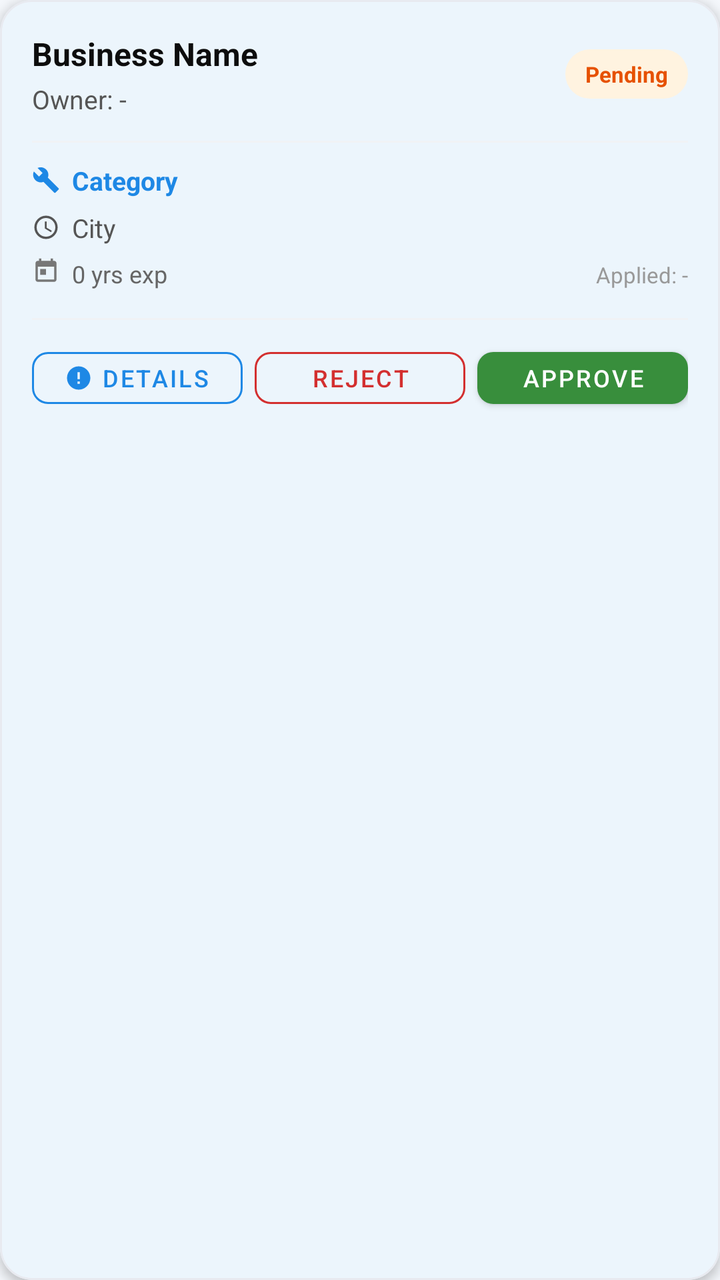
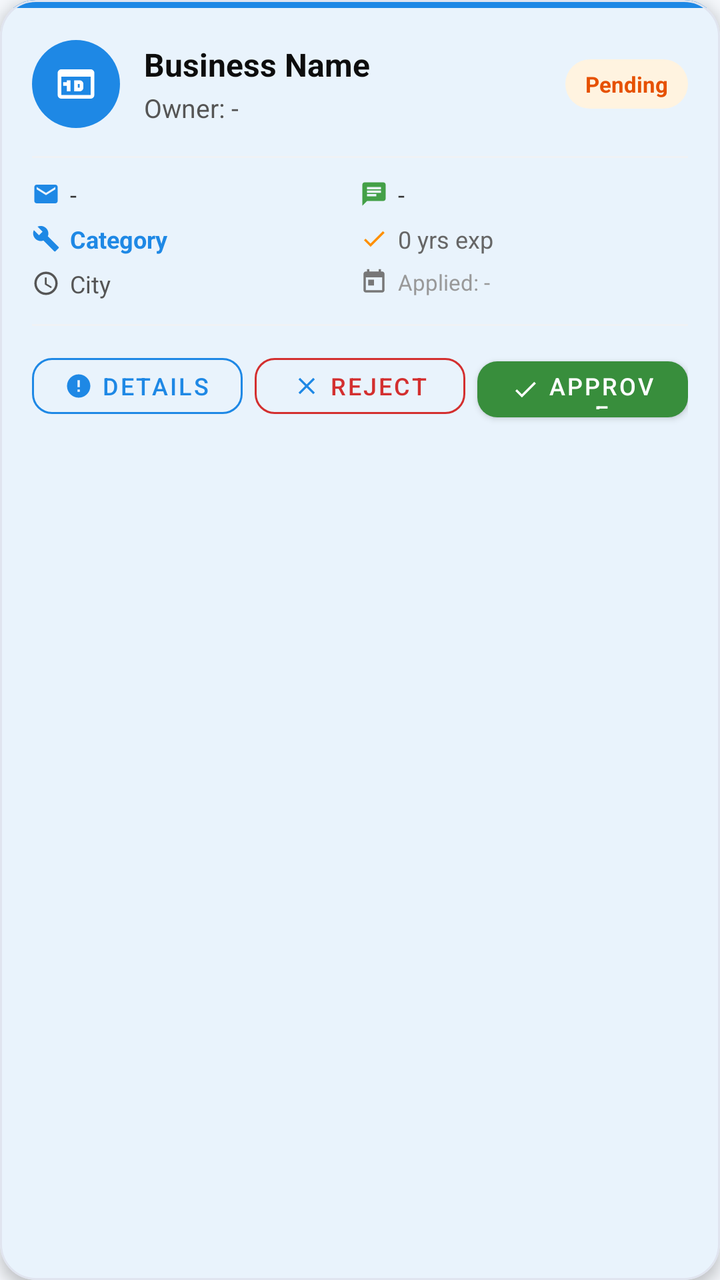

Compare the two renders of this Android layout. The source of the first and the diff that turns it into the second are given below.
<!-- AndroidManifest.xml: application theme Theme.QuickFix -->
<!-- res/layout/item_provider_application_card.xml -->
<?xml version="1.0" encoding="utf-8"?>
<com.google.android.material.card.MaterialCardView
    xmlns:android="http://schemas.android.com/apk/res/android"
    xmlns:app="http://schemas.android.com/apk/res-auto"
    android:id="@+id/cardRoot"
    android:layout_width="match_parent"
    android:layout_height="wrap_content"
    android:layout_marginStart="14dp"
    android:layout_marginEnd="14dp"
    android:layout_marginBottom="12dp"
    android:layout_marginTop="4dp"
    app:cardCornerRadius="16dp"
    app:cardElevation="3dp"
    app:cardBackgroundColor="@color/card_bg"
    app:strokeColor="#E8EAF0"
    app:strokeWidth="1dp">

    <LinearLayout
        android:layout_width="match_parent"
        android:layout_height="wrap_content"
        android:orientation="vertical"
        android:padding="16dp">

        
        <LinearLayout
            android:layout_width="match_parent"
            android:layout_height="wrap_content"
            android:orientation="horizontal"
            android:gravity="center_vertical">

            <LinearLayout
                android:layout_width="0dp"
                android:layout_height="wrap_content"
                android:layout_weight="1"
                android:orientation="vertical"
                android:layout_marginEnd="8dp">

                <TextView
                    android:id="@+id/tvBusinessName"
                    android:layout_width="match_parent"
                    android:layout_height="wrap_content"
                    android:textColor="#0D0D0D"
                    android:textSize="16sp"
                    android:textStyle="bold"
                    android:ellipsize="end"
                    android:maxLines="1"
                    android:text="Business Name" />

                <TextView
                    android:id="@+id/tvOwnerName"
                    android:layout_width="match_parent"
                    android:layout_height="wrap_content"
                    android:layout_marginTop="3dp"
                    android:textColor="#555555"
                    android:textSize="13sp"
                    android:ellipsize="end"
                    android:maxLines="1"
                    android:text="Owner: -" />
            </LinearLayout>

            <TextView
                android:id="@+id/tvStatus"
                android:layout_width="wrap_content"
                android:layout_height="wrap_content"
                android:textSize="11sp"
                android:textStyle="bold"
                android:paddingHorizontal="10dp"
                android:paddingVertical="5dp"
                android:text="Pending"
                android:background="@drawable/bg_status_pending"
                android:textColor="#E65100"
                android:maxLines="1" />
        </LinearLayout>

        
        <View
            android:layout_width="match_parent"
            android:layout_height="1dp"
            android:layout_marginTop="12dp"
            android:layout_marginBottom="10dp"
            android:background="#F0F2F5" />

        
        <LinearLayout
            android:layout_width="match_parent"
            android:layout_height="wrap_content"
            android:orientation="horizontal"
            android:gravity="center_vertical"
            android:layout_marginBottom="6dp">

            <ImageView
                android:layout_width="14dp"
                android:layout_height="14dp"
                android:src="@drawable/ic_services"
                app:tint="#1E88E5"
                android:layout_marginEnd="6dp" />

            <TextView
                android:id="@+id/tvCategory"
                android:layout_width="0dp"
                android:layout_height="wrap_content"
                android:layout_weight="1"
                android:textColor="#1E88E5"
                android:textSize="13sp"
                android:textStyle="bold"
                android:maxLines="1"
                android:ellipsize="end"
                android:text="Category" />
        </LinearLayout>

        
        <LinearLayout
            android:layout_width="match_parent"
            android:layout_height="wrap_content"
            android:orientation="horizontal"
            android:gravity="center_vertical"
            android:layout_marginBottom="6dp">

            <ImageView
                android:layout_width="14dp"
                android:layout_height="14dp"
                android:src="@drawable/ic_location"
                app:tint="#555555"
                android:layout_marginEnd="6dp" />

            <TextView
                android:id="@+id/tvCity"
                android:layout_width="wrap_content"
                android:layout_height="wrap_content"
                android:textColor="#555555"
                android:textSize="13sp"
                android:maxLines="1"
                android:ellipsize="end"
                android:text="City" />
        </LinearLayout>

        
        <LinearLayout
            android:layout_width="match_parent"
            android:layout_height="wrap_content"
            android:orientation="horizontal"
            android:layout_marginBottom="2dp">

            <ImageView
                android:layout_width="14dp"
                android:layout_height="14dp"
                android:src="@drawable/ic_calendar"
                app:tint="#777777"
                android:layout_marginEnd="6dp" />

            <TextView
                android:id="@+id/tvExperience"
                android:layout_width="0dp"
                android:layout_height="wrap_content"
                android:layout_weight="1"
                android:textColor="#666666"
                android:textSize="12sp"
                android:text="0 yrs exp" />

            <TextView
                android:id="@+id/tvDate"
                android:layout_width="wrap_content"
                android:layout_height="wrap_content"
                android:textColor="#999999"
                android:textSize="11sp"
                android:text="Applied: -" />
        </LinearLayout>

        
        <View
            android:layout_width="match_parent"
            android:layout_height="1dp"
            android:layout_marginTop="12dp"
            android:layout_marginBottom="10dp"
            android:background="#F0F2F5" />

        
        <LinearLayout
            android:layout_width="match_parent"
            android:layout_height="wrap_content"
            android:orientation="horizontal">

            <com.google.android.material.button.MaterialButton
                android:id="@+id/btnDetails"
                style="@style/Widget.MaterialComponents.Button.OutlinedButton"
                android:layout_width="0dp"
                android:layout_height="38dp"
                android:layout_weight="1"
                android:layout_marginEnd="6dp"
                android:text="Details"
                android:textColor="@color/primary"
                android:textSize="12sp"
                app:cornerRadius="8dp"
                app:strokeColor="@color/primary"
                app:strokeWidth="1dp"
                app:icon="@drawable/ic_info"
                app:iconSize="14dp"
                app:iconPadding="4dp"
                app:iconGravity="textStart" />

            <com.google.android.material.button.MaterialButton
                android:id="@+id/btnReject"
                style="@style/Widget.MaterialComponents.Button.OutlinedButton"
                android:layout_width="0dp"
                android:layout_height="38dp"
                android:layout_weight="1"
                android:layout_marginEnd="6dp"
                android:text="Reject"
                android:textColor="#D32F2F"
                android:textSize="12sp"
                app:cornerRadius="8dp"
                app:strokeColor="#D32F2F"
                app:strokeWidth="1dp" />

            <com.google.android.material.button.MaterialButton
                android:id="@+id/btnApprove"
                style="@style/Widget.MaterialComponents.Button"
                android:layout_width="0dp"
                android:layout_height="38dp"
                android:layout_weight="1"
                android:text="Approve"
                android:textColor="@color/white"
                android:textSize="12sp"
                app:backgroundTint="#388E3C"
                app:cornerRadius="8dp" />
        </LinearLayout>

    </LinearLayout>
</com.google.android.material.card.MaterialCardView>
<!-- resources referenced by this layout -->
<resources>
  <color name="card_bg">#FFFFFF</color>
  <color name="primary">#1E88E5</color>
  <color name="white">#FFFFFFFF</color>
  <!-- drawable bg_status_pending (drawable) -->
  <?xml version="1.0" encoding="utf-8"?>
  <shape xmlns:android="http://schemas.android.com/apk/res/android"
      android:shape="rectangle">
      <solid android:color="#FFF3E0" />
      <corners android:radius="20dp" />
      <padding
          android:left="10dp"
          android:top="4dp"
          android:right="10dp"
          android:bottom="4dp" />
  </shape>
  <!-- drawable ic_info (drawable) -->
  <vector xmlns:android="http://schemas.android.com/apk/res/android"
      android:width="24dp"
      android:height="24dp"
      android:viewportWidth="24"
      android:viewportHeight="24">
      <path
          android:fillColor="#FFFFFF"
          android:pathData="M12,2C6.48,2 2,6.48 2,12s4.48,10 10,10 10,-4.48 10,-10S17.52,2 12,2zM13,17h-2v-2h2v2zM13,13h-2L11,7h2v6z"/>
  </vector>
  <style name="Theme.QuickFix" parent="Base.Theme.QuickFix" />
  <color name="primary_dark">#1565C0</color>
  <color name="accent_green">#43A047</color>
  <color name="screen_background">#F4F7FB</color>
  <color name="text_primary">#1A1A2E</color>
  <style name="Theme.QuickFix.BottomSheet" parent="ThemeOverlay.Material3.BottomSheetDialog">
          <item name="colorSurface">@color/card_bg</item>
          <item name="colorOnSurface">@color/text_primary</item>
          <item name="android:colorBackground">@color/card_bg</item>
      </style>
  <!-- unchanged entries left out for length: 4 -->
</resources>

<!-- the commit's change to res/layout/item_provider_application_card.xml (unified diff, before → after) -->
@@ -9,221 +9,274 @@
     android:layout_marginEnd="14dp"
     android:layout_marginBottom="12dp"
     android:layout_marginTop="4dp"
-    app:cardCornerRadius="16dp"
-    app:cardElevation="3dp"
+    app:cardCornerRadius="18dp"
+    app:cardElevation="4dp"
     app:cardBackgroundColor="@color/card_bg"
-    app:strokeColor="#E8EAF0"
+    app:strokeColor="#E0E4EF"
     app:strokeWidth="1dp">
 
     <LinearLayout
         android:layout_width="match_parent"
         android:layout_height="wrap_content"
-        android:orientation="vertical"
-        android:padding="16dp">
+        android:orientation="vertical">
 
         
+        <View
+            android:id="@+id/cardAccentStrip"
+            android:layout_width="match_parent"
+            android:layout_height="4dp"
+            android:background="@color/primary" />
+
         <LinearLayout
             android:layout_width="match_parent"
             android:layout_height="wrap_content"
-            android:orientation="horizontal"
-            android:gravity="center_vertical">
-
+            android:orientation="vertical"
+            android:padding="16dp">
+
+            
             <LinearLayout
-                android:layout_width="0dp"
+                android:layout_width="match_parent"
                 android:layout_height="wrap_content"
-                android:layout_weight="1"
-                android:orientation="vertical"
-                android:layout_marginEnd="8dp">
+                android:orientation="horizontal"
+                android:gravity="center_vertical"
+                android:layout_marginBottom="6dp">
+
+                <FrameLayout
+                    android:layout_width="44dp"
+                    android:layout_height="44dp"
+                    android:background="@drawable/bg_category_blue"
+                    android:layout_marginEnd="12dp">
+                    <ImageView
+                        android:layout_width="22dp"
+                        android:layout_height="22dp"
+                        android:layout_gravity="center"
+                        android:src="@drawable/ic_business"
+                        app:tint="@color/white" />
+                </FrameLayout>
+
+                <LinearLayout
+                    android:layout_width="0dp"
+                    android:layout_height="wrap_content"
+                    android:layout_weight="1"
+                    android:orientation="vertical"
+                    android:layout_marginEnd="8dp">
+
+                    <TextView
+                        android:id="@+id/tvBusinessName"
+                        android:layout_width="match_parent"
+                        android:layout_height="wrap_content"
+                        android:textColor="#0D0D0D"
+                        android:textSize="16sp"
+                        android:textStyle="bold"
+                        android:ellipsize="end"
+                        android:maxLines="1"
+                        android:text="Business Name" />
+
+                    <TextView
+                        android:id="@+id/tvOwnerName"
+                        android:layout_width="match_parent"
+                        android:layout_height="wrap_content"
+                        android:layout_marginTop="2dp"
+                        android:textColor="#555555"
+                        android:textSize="13sp"
+                        android:ellipsize="end"
+                        android:maxLines="1"
+                        android:text="Owner: -" />
+                </LinearLayout>
 
                 <TextView
-                    android:id="@+id/tvBusinessName"
-                    android:layout_width="match_parent"
+                    android:id="@+id/tvStatus"
+                    android:layout_width="wrap_content"
                     android:layout_height="wrap_content"
-                    android:textColor="#0D0D0D"
-                    android:textSize="16sp"
+                    android:textSize="11sp"
                     android:textStyle="bold"
-                    android:ellipsize="end"
-                    android:maxLines="1"
-                    android:text="Business Name" />
-
-                <TextView
-                    android:id="@+id/tvOwnerName"
-                    android:layout_width="match_parent"
-                    android:layout_height="wrap_content"
-                    android:layout_marginTop="3dp"
-                    android:textColor="#555555"
-                    android:textSize="13sp"
-                    android:ellipsize="end"
-                    android:maxLines="1"
-                    android:text="Owner: -" />
-            </LinearLayout>
-
-            <TextView
-                android:id="@+id/tvStatus"
-                android:layout_width="wrap_content"
+                    android:paddingHorizontal="10dp"
+                    android:paddingVertical="5dp"
+                    android:text="Pending"
+                    android:background="@drawable/bg_status_pending"
+                    android:textColor="#E65100"
+                    android:maxLines="1" />
+            </LinearLayout>
+
+            
+            <View android:layout_width="match_parent" android:layout_height="1dp"
+                android:background="#F0F2F5"
+                android:layout_marginTop="8dp" android:layout_marginBottom="10dp" />
+
+            
+            <LinearLayout android:layout_width="match_parent" android:layout_height="wrap_content"
+                android:orientation="horizontal" android:layout_marginBottom="6dp">
+
+                
+                <LinearLayout android:layout_width="0dp" android:layout_height="wrap_content"
+                    android:layout_weight="1" android:orientation="horizontal"
+                    android:gravity="center_vertical" android:paddingEnd="8dp">
+                    <ImageView android:layout_width="14dp" android:layout_height="14dp"
+                        android:src="@drawable/ic_email" app:tint="#1E88E5"
+                        android:layout_marginEnd="5dp" />
+                    <TextView
+                        android:id="@+id/tvEmail"
+                        android:layout_width="0dp" android:layout_height="wrap_content"
+                        android:layout_weight="1"
+                        android:textColor="#333333" android:textSize="12sp"
+                        android:maxLines="1" android:ellipsize="end"
+                        android:text="-" />
+                </LinearLayout>
+
+                
+                <LinearLayout android:layout_width="0dp" android:layout_height="wrap_content"
+                    android:layout_weight="1" android:orientation="horizontal"
+                    android:gravity="center_vertical">
+                    <ImageView android:layout_width="14dp" android:layout_height="14dp"
+                        android:src="@drawable/ic_messages" app:tint="#43A047"
+                        android:layout_marginEnd="5dp" />
+                    <TextView
+                        android:id="@+id/tvPhone"
+                        android:layout_width="0dp" android:layout_height="wrap_content"
+                        android:layout_weight="1"
+                        android:textColor="#333333" android:textSize="12sp"
+                        android:maxLines="1" android:ellipsize="end"
+                        android:text="-" />
+                </LinearLayout>
+            </LinearLayout>
+
+            <LinearLayout android:layout_width="match_parent" android:layout_height="wrap_content"
+                android:orientation="horizontal" android:layout_marginBottom="6dp">
+
+                
+                <LinearLayout android:layout_width="0dp" android:layout_height="wrap_content"
+                    android:layout_weight="1" android:orientation="horizontal"
+                    android:gravity="center_vertical" android:paddingEnd="8dp">
+                    <ImageView android:layout_width="14dp" android:layout_height="14dp"
+                        android:src="@drawable/ic_services" app:tint="#1E88E5"
+                        android:layout_marginEnd="5dp" />
+                    <TextView
+                        android:id="@+id/tvCategory"
+                        android:layout_width="0dp" android:layout_height="wrap_content"
+                        android:layout_weight="1"
+                        android:textColor="#1E88E5" android:textSize="12sp"
+                        android:textStyle="bold"
+                        android:maxLines="1" android:ellipsize="end"
+                        android:text="Category" />
+                </LinearLayout>
+
+                
+                <LinearLayout android:layout_width="0dp" android:layout_height="wrap_content"
+                    android:layout_weight="1" android:orientation="horizontal"
+                    android:gravity="center_vertical">
+                    <ImageView android:layout_width="14dp" android:layout_height="14dp"
+                        android:src="@drawable/ic_approval" app:tint="#FF8F00"
+                        android:layout_marginEnd="5dp" />
+                    <TextView
+                        android:id="@+id/tvExperience"
+                        android:layout_width="0dp" android:layout_height="wrap_content"
+                        android:layout_weight="1"
+                        android:textColor="#666666" android:textSize="12sp"
+                        android:maxLines="1"
+                        android:text="0 yrs exp" />
+                </LinearLayout>
+            </LinearLayout>
+
+            <LinearLayout android:layout_width="match_parent" android:layout_height="wrap_content"
+                android:orientation="horizontal" android:layout_marginBottom="4dp">
+
+                
+                <LinearLayout android:layout_width="0dp" android:layout_height="wrap_content"
+                    android:layout_weight="1" android:orientation="horizontal"
+                    android:gravity="center_vertical" android:paddingEnd="8dp">
+                    <ImageView android:layout_width="14dp" android:layout_height="14dp"
+                        android:src="@drawable/ic_location" app:tint="#555555"
+                        android:layout_marginEnd="5dp" />
+                    <TextView
+                        android:id="@+id/tvCity"
+                        android:layout_width="0dp" android:layout_height="wrap_content"
+                        android:layout_weight="1"
+                        android:textColor="#555555" android:textSize="12sp"
+                        android:maxLines="1" android:ellipsize="end"
+                        android:text="City" />
+                </LinearLayout>
+
+                
+                <LinearLayout android:layout_width="0dp" android:layout_height="wrap_content"
+                    android:layout_weight="1" android:orientation="horizontal"
+                    android:gravity="center_vertical">
+                    <ImageView android:layout_width="14dp" android:layout_height="14dp"
+                        android:src="@drawable/ic_calendar" app:tint="#777777"
+                        android:layout_marginEnd="5dp" />
+                    <TextView
+                        android:id="@+id/tvDate"
+                        android:layout_width="0dp" android:layout_height="wrap_content"
+                        android:layout_weight="1"
+                        android:textColor="#999999" android:textSize="11sp"
+                        android:maxLines="1"
+                        android:text="Applied: -" />
+                </LinearLayout>
+            </LinearLayout>
+
+            
+            <View android:layout_width="match_parent" android:layout_height="1dp"
+                android:background="#F0F2F5"
+                android:layout_marginTop="8dp" android:layout_marginBottom="10dp" />
+
+            
+            <LinearLayout
+                android:layout_width="match_parent"
                 android:layout_height="wrap_content"
-                android:textSize="11sp"
-                android:textStyle="bold"
-                android:paddingHorizontal="10dp"
-                android:paddingVertical="5dp"
-                android:text="Pending"
-                android:background="@drawable/bg_status_pending"
-                android:textColor="#E65100"
-                android:maxLines="1" />
+                android:orientation="horizontal">
+
+                <com.google.android.material.button.MaterialButton
+                    android:id="@+id/btnDetails"
+                    style="@style/Widget.MaterialComponents.Button.OutlinedButton"
+                    android:layout_width="0dp"
+                    android:layout_height="40dp"
+                    android:layout_weight="1"
+                    android:layout_marginEnd="6dp"
+                    android:text="Details"
+                    android:textColor="@color/primary"
+                    android:textSize="12sp"
+                    app:cornerRadius="10dp"
+                    app:strokeColor="@color/primary"
+                    app:strokeWidth="1dp"
+                    app:icon="@drawable/ic_info"
+                    app:iconSize="14dp"
+                    app:iconPadding="4dp"
+                    app:iconGravity="textStart" />
+
+                <com.google.android.material.button.MaterialButton
+                    android:id="@+id/btnReject"
+                    style="@style/Widget.MaterialComponents.Button.OutlinedButton"
+                    android:layout_width="0dp"
+                    android:layout_height="40dp"
+                    android:layout_weight="1"
+                    android:layout_marginEnd="6dp"
+                    android:text="Reject"
+                    android:textColor="#D32F2F"
+                    android:textSize="12sp"
+                    app:cornerRadius="10dp"
+                    app:strokeColor="#D32F2F"
+                    app:strokeWidth="1dp"
+                    app:icon="@drawable/ic_close"
+                    app:iconSize="14dp"
+                    app:iconPadding="4dp"
+                    app:iconGravity="textStart" />
+
+                <com.google.android.material.button.MaterialButton
+                    android:id="@+id/btnApprove"
+                    style="@style/Widget.MaterialComponents.Button"
+                    android:layout_width="0dp"
+                    android:layout_height="40dp"
+                    android:layout_weight="1"
+                    android:text="Approve"
+                    android:textColor="@color/white"
+                    android:textSize="12sp"
+                    app:backgroundTint="#388E3C"
+                    app:cornerRadius="10dp"
+                    app:icon="@drawable/ic_approval"
+                    app:iconSize="14dp"
+                    app:iconPadding="4dp"
+                    app:iconGravity="textStart" />
+            </LinearLayout>
+
         </LinearLayout>
-
-        
-        <View
-            android:layout_width="match_parent"
-            android:layout_height="1dp"
-            android:layout_marginTop="12dp"
-            android:layout_marginBottom="10dp"
-            android:background="#F0F2F5" />
-
-        
-        <LinearLayout
-            android:layout_width="match_parent"
-            android:layout_height="wrap_content"
-            android:orientation="horizontal"
-            android:gravity="center_vertical"
-            android:layout_marginBottom="6dp">
-
-            <ImageView
-                android:layout_width="14dp"
-                android:layout_height="14dp"
-                android:src="@drawable/ic_services"
-                app:tint="#1E88E5"
-                android:layout_marginEnd="6dp" />
-
-            <TextView
-                android:id="@+id/tvCategory"
-                android:layout_width="0dp"
-                android:layout_height="wrap_content"
-                android:layout_weight="1"
-                android:textColor="#1E88E5"
-                android:textSize="13sp"
-                android:textStyle="bold"
-                android:maxLines="1"
-                android:ellipsize="end"
-                android:text="Category" />
-        </LinearLayout>
-
-        
-        <LinearLayout
-            android:layout_width="match_parent"
-            android:layout_height="wrap_content"
-            android:orientation="horizontal"
-            android:gravity="center_vertical"
-            android:layout_marginBottom="6dp">
-
-            <ImageView
-                android:layout_width="14dp"
-                android:layout_height="14dp"
-                android:src="@drawable/ic_location"
-                app:tint="#555555"
-                android:layout_marginEnd="6dp" />
-
-            <TextView
-                android:id="@+id/tvCity"
-                android:layout_width="wrap_content"
-                android:layout_height="wrap_content"
-                android:textColor="#555555"
-                android:textSize="13sp"
-                android:maxLines="1"
-                android:ellipsize="end"
-                android:text="City" />
-        </LinearLayout>
-
-        
-        <LinearLayout
-            android:layout_width="match_parent"
-            android:layout_height="wrap_content"
-            android:orientation="horizontal"
-            android:layout_marginBottom="2dp">
-
-            <ImageView
-                android:layout_width="14dp"
-                android:layout_height="14dp"
-                android:src="@drawable/ic_calendar"
-                app:tint="#777777"
-                android:layout_marginEnd="6dp" />
-
-            <TextView
-                android:id="@+id/tvExperience"
-                android:layout_width="0dp"
-                android:layout_height="wrap_content"
-                android:layout_weight="1"
-                android:textColor="#666666"
-                android:textSize="12sp"
-                android:text="0 yrs exp" />
-
-            <TextView
-                android:id="@+id/tvDate"
-                android:layout_width="wrap_content"
-                android:layout_height="wrap_content"
-                android:textColor="#999999"
-                android:textSize="11sp"
-                android:text="Applied: -" />
-        </LinearLayout>
-
-        
-        <View
-            android:layout_width="match_parent"
-            android:layout_height="1dp"
-            android:layout_marginTop="12dp"
-            android:layout_marginBottom="10dp"
-            android:background="#F0F2F5" />
-
-        
-        <LinearLayout
-            android:layout_width="match_parent"
-            android:layout_height="wrap_content"
-            android:orientation="horizontal">
-
-            <com.google.android.material.button.MaterialButton
-                android:id="@+id/btnDetails"
-                style="@style/Widget.MaterialComponents.Button.OutlinedButton"
-                android:layout_width="0dp"
-                android:layout_height="38dp"
-                android:layout_weight="1"
-                android:layout_marginEnd="6dp"
-                android:text="Details"
-                android:textColor="@color/primary"
-                android:textSize="12sp"
-                app:cornerRadius="8dp"
-                app:strokeColor="@color/primary"
-                app:strokeWidth="1dp"
-                app:icon="@drawable/ic_info"
-                app:iconSize="14dp"
-                app:iconPadding="4dp"
-                app:iconGravity="textStart" />
-
-            <com.google.android.material.button.MaterialButton
-                android:id="@+id/btnReject"
-                style="@style/Widget.MaterialComponents.Button.OutlinedButton"
-                android:layout_width="0dp"
-                android:layout_height="38dp"
-                android:layout_weight="1"
-                android:layout_marginEnd="6dp"
-                android:text="Reject"
-                android:textColor="#D32F2F"
-                android:textSize="12sp"
-                app:cornerRadius="8dp"
-                app:strokeColor="#D32F2F"
-                app:strokeWidth="1dp" />
-
-            <com.google.android.material.button.MaterialButton
-                android:id="@+id/btnApprove"
-                style="@style/Widget.MaterialComponents.Button"
-                android:layout_width="0dp"
-                android:layout_height="38dp"
-                android:layout_weight="1"
-                android:text="Approve"
-                android:textColor="@color/white"
-                android:textSize="12sp"
-                app:backgroundTint="#388E3C"
-                app:cornerRadius="8dp" />
-        </LinearLayout>
-
     </LinearLayout>
 </com.google.android.material.card.MaterialCardView>
<!-- resource entries referenced after the edit -->
@@ -3,6 +3,12 @@
   <color name="card_bg">#FFFFFF</color>
   <color name="primary">#1E88E5</color>
   <color name="white">#FFFFFFFF</color>
+  <!-- drawable bg_category_blue (drawable) -->
+  <?xml version="1.0" encoding="utf-8"?>
+  <shape xmlns:android="http://schemas.android.com/apk/res/android"
+      android:shape="oval">
+      <solid android:color="@color/primary" />
+  </shape>
   <!-- drawable bg_status_pending (drawable) -->
   <?xml version="1.0" encoding="utf-8"?>
   <shape xmlns:android="http://schemas.android.com/apk/res/android"
@@ -15,6 +21,46 @@
           android:right="10dp"
           android:bottom="4dp" />
   </shape>
+  <!-- drawable ic_approval (drawable) -->
+  <?xml version="1.0" encoding="utf-8"?>
+  <vector xmlns:android="http://schemas.android.com/apk/res/android"
+      android:width="24dp"
+      android:height="24dp"
+      android:viewportWidth="24"
+      android:viewportHeight="24">
+      <path
+          android:fillColor="#FF000000"
+          android:pathData="M9,16.17L4.83,12l-1.42,1.41L9,19 21,7l-1.41,-1.41z"/>
+  </vector>
+  <!-- drawable ic_business (drawable) -->
+  <vector xmlns:android="http://schemas.android.com/apk/res/android"
+      android:width="28dp"
+      android:height="28dp"
+      android:viewportWidth="24"
+      android:viewportHeight="24">
+      <path android:fillColor="#FFFFFF"
+          android:pathData="M20,4H4C2.89,4 2,4.89 2,6V18A2,2 0 0,0 4,20H20A2,2 0 0,0 22,18V6C22,4.89 21.1,4 20,4M20,18H4V8H20V18M9,10V16H7V13H5V11H7V10H9M14,10C15.11,10 16,10.9 16,12V14C16,15.11 15.11,16 14,16H11V10H14M13,12V14H14V12H13Z"/>
+  </vector>
+  <!-- drawable ic_close (drawable) -->
+  <vector xmlns:android="http://schemas.android.com/apk/res/android"
+      android:width="24dp"
+      android:height="24dp"
+      android:viewportWidth="24"
+      android:viewportHeight="24">
+      <path
+          android:fillColor="#FFFFFF"
+          android:pathData="M19,6.41L17.59,5 12,10.59 6.41,5 5,6.41 10.59,12 5,17.59 6.41,19 12,13.41 17.59,19 19,17.59 13.41,12z"/>
+  </vector>
+  <!-- drawable ic_email (drawable) -->
+  <vector xmlns:android="http://schemas.android.com/apk/res/android"
+      android:width="24dp"
+      android:height="24dp"
+      android:viewportWidth="24"
+      android:viewportHeight="24">
+      <path
+          android:fillColor="#757575"
+          android:pathData="M20,4L4,4c-1.1,0 -1.99,0.9 -1.99,2L2,18c0,1.1 0.9,2 2,2h16c1.1,0 2,-0.9 2,-2L22,6c0,-1.1 -0.9,-2 -2,-2zM20,8l-8,5 -8,-5L4,6l8,5 8,-5v2z"/>
+  </vector>
   <!-- drawable ic_info (drawable) -->
   <vector xmlns:android="http://schemas.android.com/apk/res/android"
       android:width="24dp"
@@ -24,6 +70,15 @@
       <path
           android:fillColor="#FFFFFF"
           android:pathData="M12,2C6.48,2 2,6.48 2,12s4.48,10 10,10 10,-4.48 10,-10S17.52,2 12,2zM13,17h-2v-2h2v2zM13,13h-2L11,7h2v6z"/>
+  </vector>
+  <!-- drawable ic_messages (drawable) -->
+  <vector xmlns:android="http://schemas.android.com/apk/res/android"
+      android:width="24dp"
+      android:height="24dp"
+      android:viewportWidth="24"
+      android:viewportHeight="24">
+      <path android:fillColor="#FFFFFF"
+          android:pathData="M20,2H4c-1.1,0 -1.99,0.9 -1.99,2L2,22l4,-4h14c1.1,0 2,-0.9 2,-2V4c0,-1.1 -0.9,-2 -2,-2zM6,9h12v2H6V9zM14,14H6v-2h8v2zM18,8H6V6h12v2z"/>
   </vector>
   <style name="Theme.QuickFix" parent="Base.Theme.QuickFix" />
   <color name="primary_dark">#1565C0</color>
